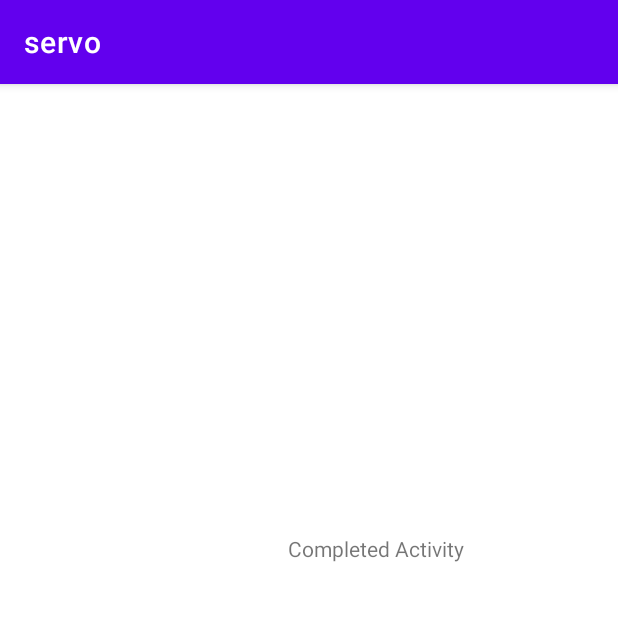
After one commit to DeadliestDemon/Servo, an Android app: the CompletedActivity screen opened directly, with no data from a screen before it, on a phone screen of 412 x 824 dp, the top half of it. The commit adds this screen. Run offline under Robolectric (Android 15) with nearby library versions, the phone set to English and light mode, and no system bars.

Commit message:
Pending activity and COmpleted activity added

```diff
--- a/app/src/main/AndroidManifest.xml
+++ b/app/src/main/AndroidManifest.xml
@@ -9,6 +9,12 @@
         android:roundIcon="@mipmap/ic_launcher_round"
         android:supportsRtl="true"
         android:theme="@style/Theme.Servo">
+        <activity
+            android:name=".CompletedActivity"
+            android:exported="false" />
+        <activity
+            android:name=".PendingActivity"
+            android:exported="false" />
         <activity
             android:name=".ComplaintActivity"
             android:exported="false" />
--- /dev/null
+++ b/app/src/main/java/com/example/servo/CompletedActivity.java
@@ -0,0 +1,14 @@
+package com.example.servo;
+
+import androidx.appcompat.app.AppCompatActivity;
+
+import android.os.Bundle;
+
+public class CompletedActivity extends AppCompatActivity {
+
+    @Override
+    protected void onCreate(Bundle savedInstanceState) {
+        super.onCreate(savedInstanceState);
+        setContentView(R.layout.activity_completed);
+    }
+}
--- /dev/null
+++ b/app/src/main/res/layout/activity_completed.xml
@@ -0,0 +1,20 @@
+<?xml version="1.0" encoding="utf-8"?>
+<androidx.constraintlayout.widget.ConstraintLayout xmlns:android="http://schemas.android.com/apk/res/android"
+    xmlns:app="http://schemas.android.com/apk/res-auto"
+    xmlns:tools="http://schemas.android.com/tools"
+    android:layout_width="match_parent"
+    android:layout_height="match_parent"
+    tools:context=".CompletedActivity">
+
+    <TextView
+        android:id="@+id/textView3"
+        android:layout_width="wrap_content"
+        android:layout_height="wrap_content"
+        android:layout_marginStart="221dp"
+        android:layout_marginTop="300dp"
+        android:layout_marginEnd="132dp"
+        android:text="Completed Activity"
+        app:layout_constraintEnd_toEndOf="parent"
+        app:layout_constraintStart_toStartOf="parent"
+        app:layout_constraintTop_toTopOf="parent" />
+</androidx.constraintlayout.widget.ConstraintLayout>
```
Also changed, not shown: app/src/main/java/com/example/servo/PendingActivity.java (added, +14 -0 lines), app/src/main/java/com/example/servo/StudentActivity.java (+21 -29 lines), app/src/main/res/layout/activity_pending.xml (added, +9 -0 lines), app/src/main/res/layout/activity_student.xml (+22 -34 lines), 80 other files.
